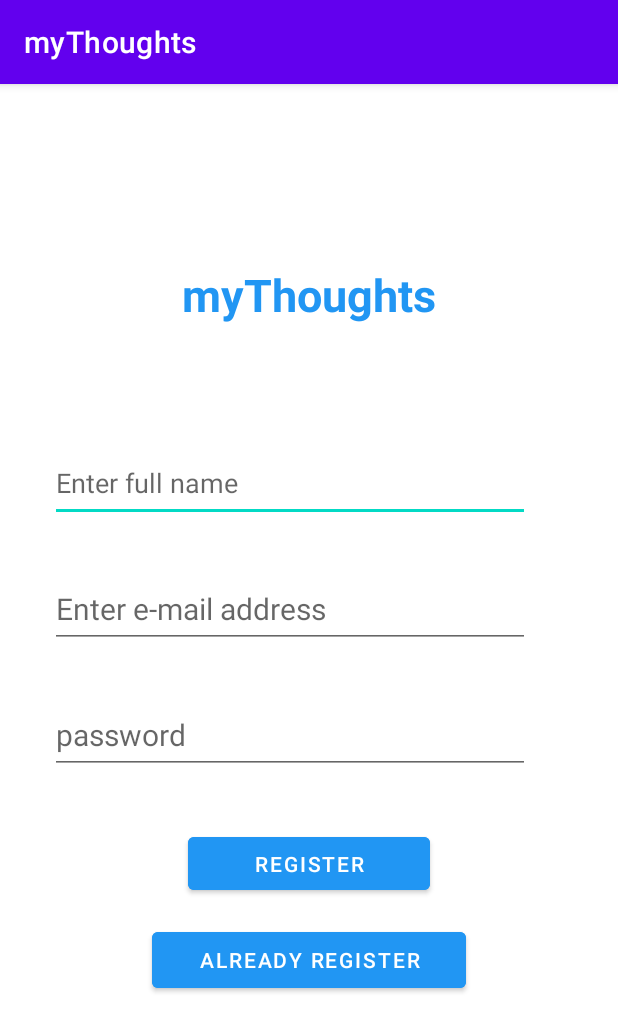
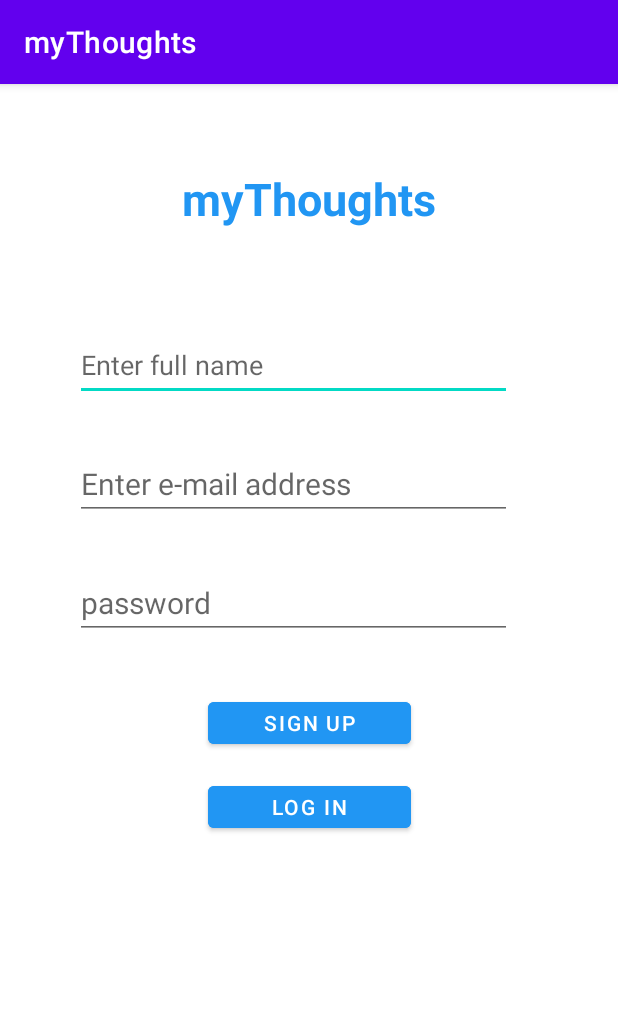
Before and after one commit to mabbas112/myThoughts, an Android app: the activity_register_user screen opened directly, with no data from a screen before it, on a phone screen of 412 x 824 dp. Shown: the top 1032 px of the screen. Run offline under Robolectric (Android 15) with nearby library versions, the phone set to English and light mode, and no system bars; our stand-ins replace Firebase (no records; nobody signed in at launch, a user with empty details on screens opened directly).

Commit message:
Update activity_register_user.xml
redesign the register activity

```diff
--- a/app/src/main/res/layout/activity_register_user.xml
+++ b/app/src/main/res/layout/activity_register_user.xml
@@ -5,11 +5,13 @@
     android:layout_width="match_parent"
     android:layout_height="match_parent"
     tools:context=".activity_register_user">
+
     <TextView
         android:id="@+id/banner"
         android:layout_width="237dp"
         android:layout_height="40dp"
-        android:layout_marginTop="120dp"
+        android:layout_marginTop="56dp"
+        android:gravity="center_horizontal"
         android:text="myThoughts"
         android:textAlignment="center"
         android:textAllCaps="false"
@@ -18,56 +20,56 @@
         android:textStyle="bold"
         app:layout_constraintEnd_toEndOf="parent"
         app:layout_constraintStart_toStartOf="parent"
-        app:layout_constraintTop_toTopOf="parent"
-        android:gravity="center_horizontal" />
+        app:layout_constraintTop_toTopOf="parent" />
 
     <EditText
         android:id="@+id/fullname"
-        android:layout_width="320dp"
-        android:layout_height="52dp"
-        android:layout_marginTop="80dp"
+        android:layout_width="291dp"
+        android:layout_height="47dp"
+        android:layout_marginTop="68dp"
         android:ems="10"
         android:hint="Enter full name"
         android:inputType="textPersonName"
         app:layout_constraintEnd_toEndOf="parent"
-        app:layout_constraintHorizontal_bias="0.362"
+        app:layout_constraintHorizontal_bias="0.416"
         app:layout_constraintStart_toStartOf="parent"
         app:layout_constraintTop_toBottomOf="@+id/banner" />
 
     <EditText
         android:id="@+id/email"
-        android:layout_width="320dp"
-        android:layout_height="52dp"
+        android:layout_width="291dp"
+        android:layout_height="47dp"
         android:layout_marginTop="32dp"
         android:ems="10"
         android:hint="Enter e-mail address"
         android:inputType="textEmailAddress"
         android:textSize="20sp"
         app:layout_constraintEnd_toEndOf="parent"
-        app:layout_constraintHorizontal_bias="0.362"
+        app:layout_constraintHorizontal_bias="0.416"
         app:layout_constraintStart_toStartOf="parent"
         app:layout_constraintTop_toBottomOf="@+id/fullname" />
 
     <EditText
         android:id="@+id/password"
-        android:layout_width="320dp"
-        android:layout_height="52dp"
+        android:layout_width="291dp"
+        android:layout_height="47dp"
         android:layout_marginTop="32dp"
         android:ems="10"
         android:hint="password"
         android:inputType="textPassword"
         android:textSize="20sp"
         app:layout_constraintEnd_toEndOf="parent"
-        app:layout_constraintHorizontal_bias="0.362"
+        app:layout_constraintHorizontal_bias="0.416"
         app:layout_constraintStart_toStartOf="parent"
         app:layout_constraintTop_toBottomOf="@+id/email" />
+
     <Button
         android:id="@+id/login"
-        android:layout_width="161dp"
-        android:layout_height="47dp"
+        android:layout_width="135dp"
+        android:layout_height="40dp"
         android:layout_marginTop="36dp"
         android:backgroundTint="#2196F3"
-        android:text="Register"
+        android:text="Sign Up"
         app:layout_constraintEnd_toEndOf="parent"
         app:layout_constraintStart_toStartOf="parent"
         app:layout_constraintTop_toBottomOf="@+id/password" />
@@ -75,11 +77,11 @@
 
     <Button
         android:id="@+id/already_register"
-        android:layout_width="209dp"
-        android:layout_height="49dp"
+        android:layout_width="135dp"
+        android:layout_height="40dp"
         android:layout_marginTop="16dp"
         android:backgroundTint="#2196F3"
-        android:text="Already Register"
+        android:text="Log in"
         app:layout_constraintEnd_toEndOf="parent"
         app:layout_constraintStart_toStartOf="parent"
         app:layout_constraintTop_toBottomOf="@+id/login" />
```
